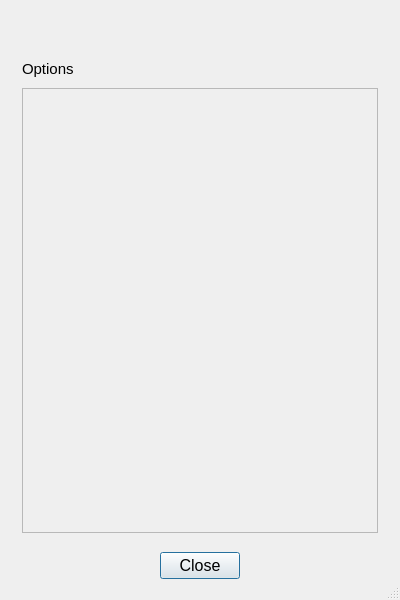
mikaelsundell/jobman, file options.ui: the form before one commit.
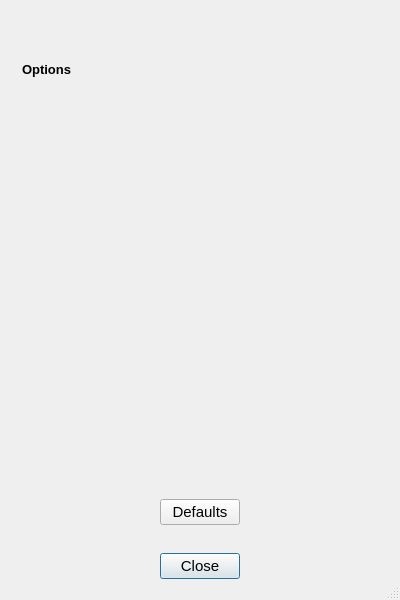
The form after the commit.

Commit message: Added options to presets Added environment variables Added overwrite Added OS and Preprocess to Jobs Added import and export Preferences Improved stylesheet Improved auto default for buttons

Patch:
```diff
--- a/options.ui
+++ b/options.ui
@@ -75,8 +75,8 @@
        <widget class="QLabel" name="name">
         <property name="font">
          <font>
-          <pointsize>12</pointsize>
-          <bold>true</bold>
+          <pointsize>13</pointsize>
+          <bold>false</bold>
          </font>
         </property>
         <property name="text">
@@ -109,7 +109,8 @@
        <widget class="QLabel" name="label">
         <property name="font">
          <font>
-          <pointsize>11</pointsize>
+          <pointsize>10</pointsize>
+          <bold>true</bold>
          </font>
         </property>
         <property name="text">
@@ -122,6 +123,9 @@
         <property name="styleSheet">
          <string notr="true"/>
         </property>
+        <property name="frameShape">
+         <enum>QFrame::NoFrame</enum>
+        </property>
         <property name="widgetResizable">
          <bool>true</bool>
         </property>
@@ -130,13 +134,60 @@
           <rect>
            <x>0</x>
            <y>0</y>
-           <width>354</width>
-           <height>452</height>
+           <width>356</width>
+           <height>400</height>
           </rect>
          </property>
         </widget>
        </widget>
       </item>
+      <item>
+       <widget class="QWidget" name="widget" native="true">
+        <layout class="QHBoxLayout" name="horizontalLayout_3">
+         <item>
+          <spacer name="horizontalSpacer_3">
+           <property name="orientation">
+            <enum>Qt::Horizontal</enum>
+           </property>
+           <property name="sizeHint" stdset="0">
+            <size>
+             <width>40</width>
+             <height>20</height>
+            </size>
+           </property>
+          </spacer>
+         </item>
+         <item>
+          <widget class="QPushButton" name="defaults">
+           <property name="font">
+            <font>
+             <pointsize>11</pointsize>
+            </font>
+           </property>
+           <property name="text">
+            <string>Defaults</string>
+           </property>
+           <property name="autoDefault">
+            <bool>false</bool>
+           </property>
+          </widget>
+         </item>
+         <item>
+          <spacer name="horizontalSpacer_4">
+           <property name="orientation">
+            <enum>Qt::Horizontal</enum>
+           </property>
+           <property name="sizeHint" stdset="0">
+            <size>
+             <width>40</width>
+             <height>20</height>
+            </size>
+           </property>
+          </spacer>
+         </item>
+        </layout>
+       </widget>
+      </item>
      </layout>
     </widget>
    </item>
@@ -166,7 +217,7 @@
        <widget class="QPushButton" name="close">
         <property name="font">
          <font>
-          <pointsize>12</pointsize>
+          <pointsize>11</pointsize>
          </font>
         </property>
         <property name="toolTip">
@@ -175,6 +226,12 @@
         <property name="text">
          <string>Close</string>
         </property>
+        <property name="autoDefault">
+         <bool>false</bool>
+        </property>
+        <property name="default">
+         <bool>true</bool>
+        </property>
        </widget>
       </item>
       <item>
```
Left out of the diff: 2 changed lines with no effect on the pictures. The commit also changes 25 other files.
